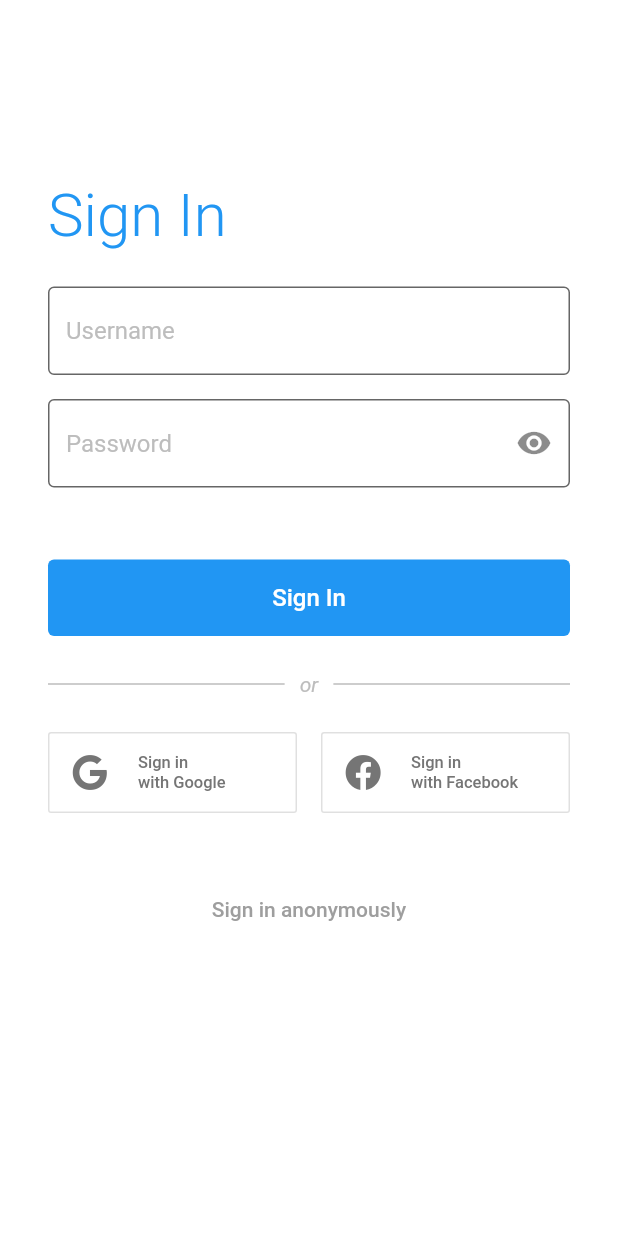
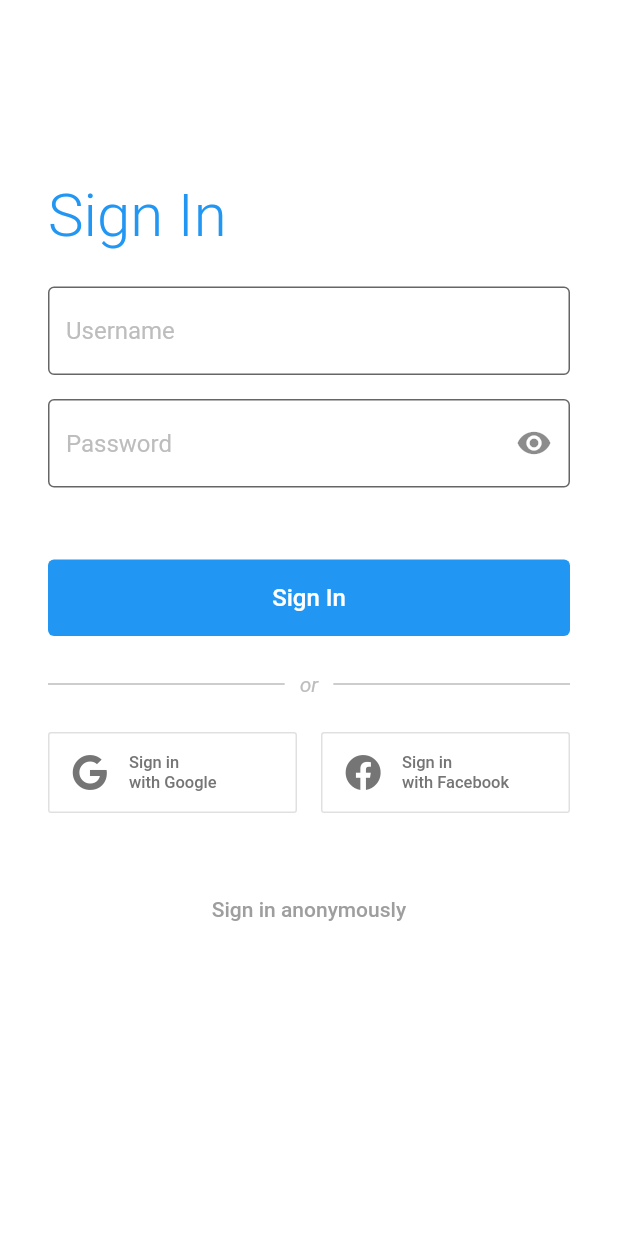
Before and after one commit to minidosis/flutter_firebase_auth, a Flutter app: the screen it shows after launch, on a phone screen of 412 x 824 dp. Run offline on Flutter 3.47's test engine with Material 2 defaults, Android fonts, the phone set to English and light mode, and no system bars; our stand-ins replace firebase_auth, font_awesome_flutter; accounts and stored records are empty.

Commit message:
Reorganización masiva
- Extraigo la parte del "Login Flow" (pages, widgets, etc.).
- La raíz de la app es un switch que cambia entre 2 "apps": App y LoginFlowApp.
- La App normal recibe un Provider con el usuario, eso es todo.

```diff
--- /dev/null
+++ b/lib/app.dart
@@ -0,0 +1,15 @@
+import 'package:flutter/material.dart';
+import 'package:flutter_firebase_auth/pages/about_page.dart';
+import 'package:flutter_firebase_auth/pages/home_page.dart';
+
+class App extends StatelessWidget {
+  @override
+  Widget build(BuildContext context) {
+    return MaterialApp(
+      routes: {
+        '/': (_) => HomePage(),
+        '/about': (_) => AboutPage(),
+      },
+    );
+  }
+}
--- /dev/null
+++ b/lib/login_flow/auth_state_switch.dart
@@ -0,0 +1,44 @@
+import 'package:firebase_auth/firebase_auth.dart';
+import 'package:flutter/material.dart';
+import 'package:flutter_firebase_auth/login_flow/login_flow_app.dart';
+import 'package:flutter_firebase_auth/login_flow/pages/splash_page.dart';
+import 'package:provider/provider.dart';
+
+class AuthStateSwitch extends StatelessWidget {
+  final Widget app;
+  AuthStateSwitch({this.app});
+
+  @override
+  Widget build(BuildContext context) {
+    return StreamBuilder(
+      stream: FirebaseAuth.instance.onAuthStateChanged,
+      builder: (context, AsyncSnapshot<FirebaseUser> snapshot) {
+        if (snapshot.hasError) {
+          return SplashPage(error: snapshot.error.toString());
+        }
+        switch (snapshot.connectionState) {
+          case ConnectionState.none:
+            return SplashPage(error: "ConnectionState is none!");
+
+          case ConnectionState.waiting:
+            return SplashPage();
+
+          case ConnectionState.active:
+            {
+              final FirebaseUser user = snapshot.data;
+              return user == null
+                  ? LoginFlowApp()
+                  : Provider<FirebaseUser>.value(
+                      value: user,
+                      child: this.app,
+                    );
+            }
+
+          case ConnectionState.done:
+          default:
+            return SplashPage(error: "ConnectionState is done!");
+        }
+      },
+    );
+  }
+}
--- /dev/null
+++ b/lib/login_flow/login_flow_app.dart
@@ -0,0 +1,16 @@
+import 'package:flutter/material.dart';
+import 'package:flutter_firebase_auth/login_flow/pages/login_page.dart';
+import 'package:flutter_firebase_auth/login_flow/pages/signup_page.dart';
+
+class LoginFlowApp extends StatelessWidget {
+  @override
+  Widget build(BuildContext context) {
+    return MaterialApp(
+      initialRoute: '/',
+      routes: {
+        '/': (_) => LoginPage(),
+        '/signup': (_) => SignUpPage(),
+      }
+    );
+  }
+}
--- /dev/null
+++ b/lib/login_flow/pages/login_page.dart
@@ -0,0 +1,118 @@
+import 'package:firebase_auth/firebase_auth.dart';
+import 'package:flutter/material.dart';
+import 'package:flutter_firebase_auth/login_flow/widgets/button_sign_in.dart';
+import 'package:flutter_firebase_auth/login_flow/widgets/button_sign_in_with.dart';
+import 'package:flutter_firebase_auth/login_flow/widgets/text_field.dart';
+import 'package:flutter_firebase_auth/login_flow/widgets/or_bar.dart';
+import 'package:font_awesome_flutter/font_awesome_flutter.dart';
+
+class LoginPage extends StatefulWidget {
+  @override
+  _LoginPageState createState() => _LoginPageState();
+}
+
+class _LoginPageState extends State<LoginPage> {
+  bool _loggingIn = false;
+  TextEditingController _usernameController = TextEditingController();
+  TextEditingController _passwordController = TextEditingController();
+
+  _signInAnonymously() async {
+    setState(() {
+      _loggingIn = true;
+    });
+    try {
+      await FirebaseAuth.instance.signInAnonymously();
+    } catch (e) {
+      Scaffold.of(context).showSnackBar(
+        SnackBar(
+          content: Text(e.toString()),
+          backgroundColor: Colors.red,
+        ),
+      );
+      setState(() {
+        _loggingIn = false;
+      });
+    }
+  }
+
+  @override
+  Widget build(BuildContext context) {
+    if (_loggingIn) {
+      return Scaffold(body: Center(child: CircularProgressIndicator()));
+    }
+    final primaryColor = Theme.of(context).primaryColor;
+    return Scaffold(
+      backgroundColor: Colors.white,
+      body: SingleChildScrollView(
+        child: Padding(
+          padding: const EdgeInsets.symmetric(horizontal: 32.0),
+          child: Form(
+            child: Column(
+              crossAxisAlignment: CrossAxisAlignment.stretch,
+              children: <Widget>[
+                SizedBox(height: 120),
+                Align(
+                  alignment: Alignment.centerLeft,
+                  child: Text(
+                    'Sign In',
+                    style: TextStyle(
+                      fontSize: 40,
+                      color: primaryColor,
+                      fontWeight: FontWeight.w300,
+                    ),
+                  ),
+                ),
+                SizedBox(height: 24),
+                SignInTextField(
+                  'Username',
+                  controller: _usernameController,
+                ),
+                SizedBox(height: 16),
+                SignInTextField(
+                  'Password',
+                  showEyeIcon: true,
+                  controller: _passwordController,
+                ),
+                SizedBox(height: 48),
+                SignInButton(
+                    color: primaryColor,
+                    onPressed: () {
+                      print(_usernameController.text);
+                      print(_passwordController.text);
+                    }),
+                OrBar(),
+                Row(
+                  children: <Widget>[
+                    Expanded(
+                      child: SignInWithButton(
+                        'Google',
+                        FontAwesomeIcons.google,
+                        onPressed: () {},
+                      ),
+                    ),
+                    SizedBox(width: 16),
+                    Expanded(
+                      child: SignInWithButton(
+                        'Facebook',
+                        FontAwesomeIcons.facebook,
+                        onPressed: () {},
+                      ),
+                    ),
+                  ],
+                ),
+                SizedBox(height: 40),
+                FlatButton(
+                  child: Text(
+                    'Sign in anonymously',
+                    style: TextStyle(color: Colors.grey[500]),
+                  ),
+                  onPressed: _signInAnonymously,
+                ),
+              ],
+            ),
+          ),
+        ),
+      ),
+    );
+  }
+}
--- /dev/null
+++ b/lib/login_flow/pages/signup_page.dart
@@ -0,0 +1,12 @@
+import 'package:flutter/material.dart';
+
+class SignUpPage extends StatelessWidget {
+  @override
+  Widget build(BuildContext context) {
+    return Scaffold(
+      appBar: AppBar(
+        title: Text('Sign Up'),
+      ),
+    );
+  }
+}
--- /dev/null
+++ b/lib/login_flow/pages/splash_page.dart
@@ -0,0 +1,15 @@
+import 'package:flutter/material.dart';
+
+class SplashPage extends StatelessWidget {
+  final String error;
+  const SplashPage({ this.error });
+
+  @override
+  Widget build(BuildContext context) {
+    return MaterialApp(
+      home: Center(
+        child: error != null ? Text(error) : CircularProgressIndicator(),
+      ),
+    );
+  }
+}
--- /dev/null
+++ b/lib/login_flow/widgets/button_sign_in.dart
@@ -0,0 +1,22 @@
+import 'package:flutter/material.dart';
+
+class SignInButton extends StatelessWidget {
+  final Color color;
+  final Function onPressed;
+  SignInButton({ this.color = Colors.blue, @required this.onPressed });
+
+  @override
+  Widget build(BuildContext context) {
+    return
+      FlatButton(
+        onPressed: onPressed,
+        shape: RoundedRectangleBorder(
+            borderRadius: BorderRadius.all(Radius.circular(4))),
+        child: Text('Sign In',
+            style: TextStyle(color: Colors.white, fontSize: 16)),
+        color: color,
+        padding: EdgeInsets.all(16),
+
+    );
+  }
+}
--- /dev/null
+++ b/lib/login_flow/widgets/button_sign_in_with.dart
@@ -0,0 +1,28 @@
+
+import 'package:flutter/material.dart';
+
+class SignInWithButton extends StatelessWidget {
+  final String whom;
+  final IconData iconData;
+  final Function onPressed;
+  SignInWithButton(this.whom, this.iconData, { this.onPressed });
+
+  @override
+  Widget build(BuildContext context) {
+    final grey = Colors.grey[600];
+    return OutlineButton(
+      onPressed: onPressed,
+      padding: EdgeInsets.fromLTRB(16, 14, 20, 14),
+      child: Row(
+        mainAxisAlignment: MainAxisAlignment.start,
+        crossAxisAlignment: CrossAxisAlignment.center,
+        children: [
+          Icon(iconData, size: 24, color: grey),
+          SizedBox(width: 14),
+          Text('Sign in\nwith $whom',
+              style: TextStyle(fontSize: 11, color: grey)),
+        ],
+      ),
+    );
+  }
+}
--- /dev/null
+++ b/lib/login_flow/widgets/text_field.dart
@@ -0,0 +1,43 @@
+
+import 'package:flutter/material.dart';
+
+class SignInTextField extends StatefulWidget {
+  final bool showEyeIcon;
+  final String what;
+  final TextEditingController controller;
+  SignInTextField(this.what, { this.showEyeIcon = false, @required this.controller });
+
+  @override
+  _SignInTextFieldState createState() => _SignInTextFieldState();
+}
+
+class _SignInTextFieldState extends State<SignInTextField> {
+  bool _viewPassword = false;
+
+  @override
+  Widget build(BuildContext context) {
+    Widget eye;
+    if (widget.showEyeIcon) {
+      eye = IconButton(
+        icon: Icon(_viewPassword ? Icons.visibility_off : Icons.visibility),
+        onPressed: () {
+          setState(() {
+            _viewPassword = !_viewPassword;
+          });
+        },
+      );
+    }
+    return TextFormField(
+      controller: widget.controller,
+      decoration: InputDecoration(
+        filled: true,
+        fillColor: Colors.white,
+        border: OutlineInputBorder(),
+        hintText: widget.what,
+        hintStyle: TextStyle(color: Colors.grey[400]),
+        suffixIcon: eye,
+      ),
+      obscureText: widget.showEyeIcon && !_viewPassword,
+    );
+  }
+}
--- a/lib/main.dart
+++ b/lib/main.dart
@@ -1,31 +1,10 @@
-import 'package:firebase_auth/firebase_auth.dart';
 import 'package:flutter/material.dart';
-import 'package:flutter_firebase_auth/pages/home_page.dart';
-import 'package:flutter_firebase_auth/pages/login_page.dart';
-import 'package:provider/provider.dart';
+import 'package:flutter_firebase_auth/app.dart';
 
-void main() => runApp(MyApp());
+import 'login_flow/auth_state_switch.dart';
 
-class MyApp extends StatelessWidget {
-  @override
-  Widget build(BuildContext context) {
-    return StreamBuilder(
-      stream: FirebaseAuth.instance.onAuthStateChanged,
-      builder: (context, AsyncSnapshot<FirebaseUser> snapshot) {
-        if (snapshot.connectionState == ConnectionState.active) {
-          FirebaseUser user = snapshot.data;
-          if (user == null) {
-            return LoginPage();
-          }
-          return Provider<FirebaseUser>.value(
-            value: user,
-            child: HomePage(),
-          );
-        }
-        return MaterialApp(
-          home: Center(child: CircularProgressIndicator()),
-        );
-      },
+void main() => runApp(
+      AuthStateSwitch(
+        app: App(),
+      ),
     );
-  }
-}
--- /dev/null
+++ b/lib/pages/about_page.dart
@@ -0,0 +1,11 @@
+import 'package:flutter/material.dart';
+
+class AboutPage extends StatelessWidget {
+  @override
+  Widget build(BuildContext context) {
+    return Scaffold(
+      appBar: AppBar(title: Text('About')),
+      body: Center(child: Text('About Page')),
+    );
+  }
+}
--- a/lib/pages/home_page.dart
+++ b/lib/pages/home_page.dart
@@ -23,8 +23,7 @@ class HomePage extends StatelessWidget {
   @override
   Widget build(BuildContext context) {
     FirebaseUser user = Provider.of<FirebaseUser>(context);
-    return MaterialApp(
-      home: Scaffold(
+    return Scaffold(
       appBar: AppBar(
         title: Text('Esta es la página principal'),
       ),
@@ -66,7 +65,6 @@ class HomePage extends StatelessWidget {
           ),
         ),
       ),
-      ),
     );
   }
 }
--- a/lib/pages/login_page.dart
+++ /dev/null
@@ -1,161 +0,0 @@
-import 'package:firebase_auth/firebase_auth.dart';
-import 'package:flutter/material.dart';
-import 'package:flutter_firebase_auth/widgets/or_bar.dart';
-import 'package:font_awesome_flutter/font_awesome_flutter.dart';
-
-class LoginPage extends StatefulWidget {
-  @override
-  _LoginPageState createState() => _LoginPageState();
-}
-
-class _LoginPageState extends State<LoginPage> {
-  bool _loggingIn = false;
-  bool _viewPassword = false;
-
-  _textField(TextEditingController controller, String what, {showIcon: false}) {
-    Widget eye;
-    if (showIcon) {
-      eye = IconButton(
-        icon: Icon(_viewPassword ? Icons.visibility_off : Icons.visibility),
-        onPressed: () {
-          setState(() {
-            _viewPassword = !_viewPassword;
-          });
-        },
-      );
-    }
-    return TextFormField(
-      controller: controller,
-      decoration: InputDecoration(
-        filled: true,
-        fillColor: Colors.white,
-        border: OutlineInputBorder(),
-        hintText: what,
-        hintStyle: TextStyle(color: Colors.grey[400]),
-        suffixIcon: eye,
-      ),
-      obscureText: showIcon && !_viewPassword,
-    );
-  }
-
-  _signInLabel(Color c) => Align(
-        alignment: Alignment.centerLeft,
-        child: Text(
-          'Sign In',
-          style: TextStyle(
-            fontSize: 40,
-            color: c,
-            fontWeight: FontWeight.w300,
-          ),
-        ),
-      );
-
-  _signInAnonymously() => FlatButton(
-        child: Text('Sign in anonymously', style: TextStyle(color: Colors.grey[500])),
-        onPressed: () async {
-          setState(() {
-            _loggingIn = true;
-          });
-          try {
-            await FirebaseAuth.instance.signInAnonymously();
-          } catch (e) {
-            Scaffold.of(context).showSnackBar(
-              SnackBar(
-                content: Text(e.toString()),
-                backgroundColor: Colors.red,
-              ),
-            );
-            setState(() {
-              _loggingIn = false;
-            });
-          }
-        },
-      );
-
-  _signInButton(Color color) => FlatButton(
-        onPressed: () {},
-        shape: RoundedRectangleBorder(
-            borderRadius: BorderRadius.all(Radius.circular(4))),
-        child: Text('Sign In',
-            style: TextStyle(color: Colors.white, fontSize: 16)),
-        color: color,
-        padding: EdgeInsets.all(16),
-      );
-
-  _signInWithButton(String whom, IconData iconData) {
-    final grey = Colors.grey[600];
-    return OutlineButton(
-      onPressed: () {},
-      padding: EdgeInsets.fromLTRB(16, 14, 20, 14),
-      child: Row(
-        mainAxisAlignment: MainAxisAlignment.start,
-        crossAxisAlignment: CrossAxisAlignment.center,
-        children: [
-          Icon(iconData, size: 24, color: grey),
-          SizedBox(width: 20),
-          Text('Sign in\nwith $whom',
-              style: TextStyle(fontSize: 11, color: grey)),
-        ],
-      ),
-    );
-  }
-
-  _body(context) {
-    if (_loggingIn) {
-      return Center(child: CircularProgressIndicator());
-    }
-    final primaryColor = Theme.of(context).primaryColor;
-    return Center(
-      child: ListView(
-        children: <Widget>[
-          Padding(
-            padding: const EdgeInsets.symmetric(horizontal: 32.0),
-            child: Form(
-              child: Column(
-                crossAxisAlignment: CrossAxisAlignment.stretch,
-                children: <Widget>[
-                  SizedBox(height: 120),
-                  _signInLabel(primaryColor),
-                  SizedBox(height: 24),
-                  _textField(null, 'Username'),
-                  SizedBox(height: 16),
-                  _textField(null, 'Password', showIcon: true),
-                  SizedBox(height: 48),
-                  _signInButton(primaryColor),
-                  OrBar(),
-                  Row(
-                    children: <Widget>[
-                      Expanded(
-                        child: _signInWithButton(
-                            'Google', FontAwesomeIcons.google),
-                      ),
-                      SizedBox(width: 16),
-                      Expanded(
-                        child: _signInWithButton(
-                            'Facebook', FontAwesomeIcons.facebook),
-                      ),
-                    ],
-                  )
-                ],
-              ),
-            ),
-          ),
-          SizedBox(height: 40),
-          _signInAnonymously(),
-        ],
-      ),
-    );
-  }
-
-  @override
-  Widget build(BuildContext context) {
-    return MaterialApp(
-      home: Scaffold(
-        backgroundColor: Colors.white,
-        body: Builder(
-          builder: (context) => _body(context),
-        ),
-      ),
-    );
-  }
-}
```
Also changed, not shown: lib/login_flow/widgets/or_bar.dart (renamed from lib/widgets/or_bar.dart), login_idea.1.png (added), login_idea.2.png (added), login_idea.3.jpg (added), 1 other file. Lines whose indentation alone changed are shown as unchanged.
